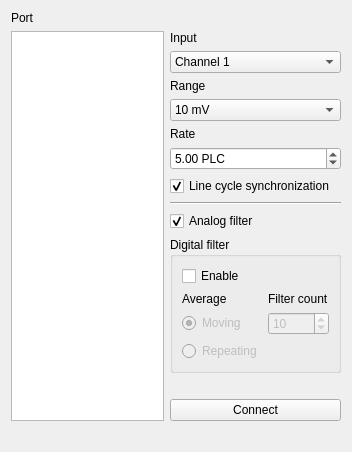
Qt form WidgetNanoVolt.ui (AGuilbault/Microcal) before a commit.
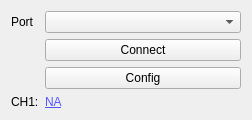
The same form after that commit.

```diff
--- a/WidgetNanoVolt.ui
+++ b/WidgetNanoVolt.ui
@@ -6,58 +6,52 @@
    <rect>
     <x>0</x>
     <y>0</y>
-    <width>352</width>
-    <height>452</height>
+    <width>252</width>
+    <height>115</height>
    </rect>
   </property>
   <property name="windowTitle">
    <string>Form</string>
   </property>
   <layout class="QGridLayout" name="gridLayout">
-   <item row="7" column="1">
-    <widget class="QCheckBox" name="check_lsync">
-     <property name="text">
-      <string>Line cycle synchronization</string>
-     </property>
-     <property name="checked">
-      <bool>true</bool>
-     </property>
-    </widget>
-   </item>
-   <item row="11" column="1">
-    <spacer name="spacer">
-     <property name="orientation">
-      <enum>Qt::Vertical</enum>
-     </property>
-     <property name="sizeHint" stdset="0">
-      <size>
-       <width>20</width>
-       <height>40</height>
-      </size>
-     </property>
-    </spacer>
-   </item>
-   <item row="12" column="1">
+   <item row="1" column="1">
     <widget class="QPushButton" name="btn_connect">
      <property name="text">
       <string>Connect</string>
      </property>
     </widget>
    </item>
-   <item row="1" column="0" rowspan="12">
-    <widget class="QListWidget" name="list_port"/>
+   <item row="0" column="0">
+    <widget class="QLabel" name="_label_1">
+     <property name="text">
+      <string>Port</string>
+     </property>
+    </widget>
    </item>
-   <item row="13" column="0">
-    <widget class="QLabel" name="label_port">
+   <item row="3" column="0">
+    <widget class="QLabel" name="lbl_channel">
+     <property name="text">
+      <string>CH1:</string>
+     </property>
+    </widget>
+   </item>
+   <item row="3" column="1">
+    <widget class="QLabel" name="lbl_value">
+     <property name="sizePolicy">
+      <sizepolicy hsizetype="Preferred" vsizetype="Preferred">
+       <horstretch>1</horstretch>
+       <verstretch>0</verstretch>
+      </sizepolicy>
+     </property>
      <property name="palette">
       <palette>
        <active>
         <colorrole role="WindowText">
          <brush brushstyle="SolidPattern">
           <color alpha="255">
-           <red>0</red>
-           <green>170</green>
-           <blue>0</blue>
+           <red>85</red>
+           <green>85</green>
+           <blue>255</blue>
           </color>
          </brush>
         </colorrole>
@@ -66,9 +60,9 @@
         <colorrole role="WindowText">
          <brush brushstyle="SolidPattern">
           <color alpha="255">
-           <red>0</red>
-           <green>170</green>
-           <blue>0</blue>
+           <red>85</red>
+           <green>85</green>
+           <blue>255</blue>
           </color>
          </brush>
         </colorrole>
@@ -86,189 +80,26 @@
        </disabled>
       </palette>
      </property>
-     <property name="text">
-      <string/>
+     <property name="font">
+      <font>
+       <underline>true</underline>
+      </font>
      </property>
-    </widget>
-   </item>
-   <item row="4" column="1">
-    <widget class="QComboBox" name="combo_range">
-     <item>
-      <property name="text">
-       <string notr="true">10 mV</string>
-      </property>
-     </item>
-     <item>
-      <property name="text">
-       <string notr="true">100 mV</string>
-      </property>
-     </item>
-     <item>
-      <property name="text">
-       <string notr="true">1 V</string>
-      </property>
-     </item>
-     <item>
-      <property name="text">
-       <string notr="true">10 V</string>
-      </property>
-     </item>
-     <item>
-      <property name="text">
-       <string notr="true">100 V</string>
-      </property>
-     </item>
-     <item>
-      <property name="text">
-       <string notr="true">Autoscale</string>
-      </property>
-     </item>
-    </widget>
-   </item>
-   <item row="5" column="1">
-    <widget class="QLabel" name="_label_4">
      <property name="text">
-      <string>Rate</string>
+      <string>NA</string>
      </property>
     </widget>
    </item>
-   <item row="6" column="1">
-    <widget class="QDoubleSpinBox" name="spin_rate">
-     <property name="suffix">
-      <string> PLC</string>
-     </property>
-     <property name="minimum">
-      <double>0.010000000000000</double>
-     </property>
-     <property name="maximum">
-      <double>60.000000000000000</double>
-     </property>
-     <property name="value">
-      <double>5.000000000000000</double>
-     </property>
-    </widget>
-   </item>
-   <item row="9" column="1">
-    <widget class="QCheckBox" name="check_analog">
-     <property name="text">
-      <string>Analog filter</string>
-     </property>
-     <property name="checked">
-      <bool>true</bool>
-     </property>
-    </widget>
-   </item>
-   <item row="3" column="1">
-    <widget class="QLabel" name="_label_3">
-     <property name="text">
-      <string>Range</string>
-     </property>
-    </widget>
+   <item row="0" column="1">
+    <widget class="QComboBox" name="combo_port"/>
    </item>
    <item row="2" column="1">
-    <widget class="QComboBox" name="combo_channel">
-     <item>
-      <property name="text">
-       <string>Channel 1</string>
-      </property>
-     </item>
-     <item>
-      <property name="text">
-       <string>Channel 2</string>
-      </property>
-     </item>
-    </widget>
-   </item>
-   <item row="0" column="0">
-    <widget class="QLabel" name="_label_1">
+    <widget class="QPushButton" name="btn_config">
      <property name="text">
-      <string>Port</string>
+      <string>Config</string>
      </property>
     </widget>
    </item>
-   <item row="8" column="1">
-    <widget class="Line" name="line">
-     <property name="orientation">
-      <enum>Qt::Horizontal</enum>
-     </property>
-    </widget>
-   </item>
-   <item row="1" column="1">
-    <widget class="QLabel" name="_label_2">
-     <property name="text">
-      <string>Input</string>
-     </property>
-    </widget>
-   </item>
-   <item row="10" column="1">
-    <widget class="QGroupBox" name="groupBox">
-     <property name="title">
-      <string>Digital filter</string>
-     </property>
-     <layout class="QGridLayout" name="gridLayout_2">
-      <item row="2" column="1">
-       <widget class="QSpinBox" name="spin_filter">
-        <property name="enabled">
-         <bool>false</bool>
-        </property>
-        <property name="minimum">
-         <number>1</number>
-        </property>
-        <property name="maximum">
-         <number>100</number>
-        </property>
-        <property name="value">
-         <number>10</number>
-        </property>
-       </widget>
-      </item>
-      <item row="0" column="0">
-       <widget class="QCheckBox" name="check_digital">
-        <property name="text">
-         <string>Enable</string>
-        </property>
-       </widget>
-      </item>
-      <item row="1" column="0">
-       <widget class="QLabel" name="_label_5">
-        <property name="text">
-         <string>Average</string>
-        </property>
-       </widget>
-      </item>
-      <item row="1" column="1">
-       <widget class="QLabel" name="_label_6">
-        <property name="text">
-         <string>Filter count</string>
-        </property>
-       </widget>
-      </item>
-      <item row="3" column="0">
-       <widget class="QRadioButton" name="radio_repeating">
-        <property name="enabled">
-         <bool>false</bool>
-        </property>
-        <property name="text">
-         <string>Repeating</string>
-        </property>
-       </widget>
-      </item>
-      <item row="2" column="0">
-       <widget class="QRadioButton" name="radio_moving">
-        <property name="enabled">
-         <bool>false</bool>
-        </property>
-        <property name="text">
-         <string>Moving</string>
-        </property>
-        <property name="checked">
-         <bool>true</bool>
-        </property>
-       </widget>
-      </item>
-     </layout>
-    </widget>
-   </item>
   </layout>
  </widget>
  <tabstops>
```
Left out of the diff: 68 changed lines with no effect on the pictures.
